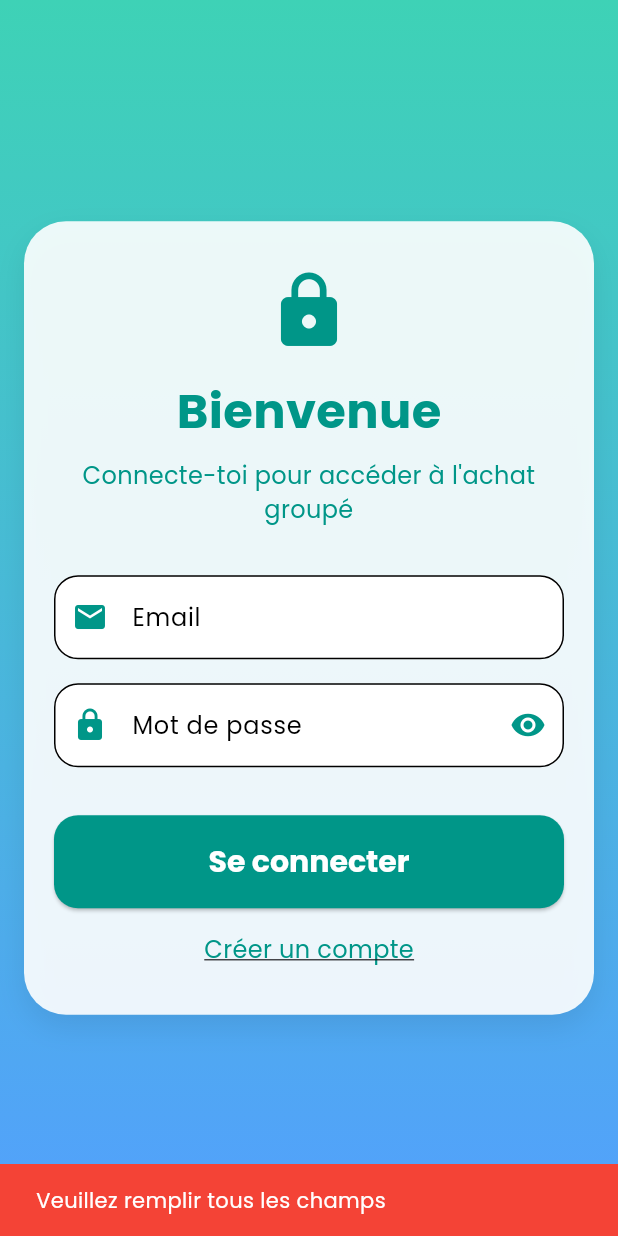
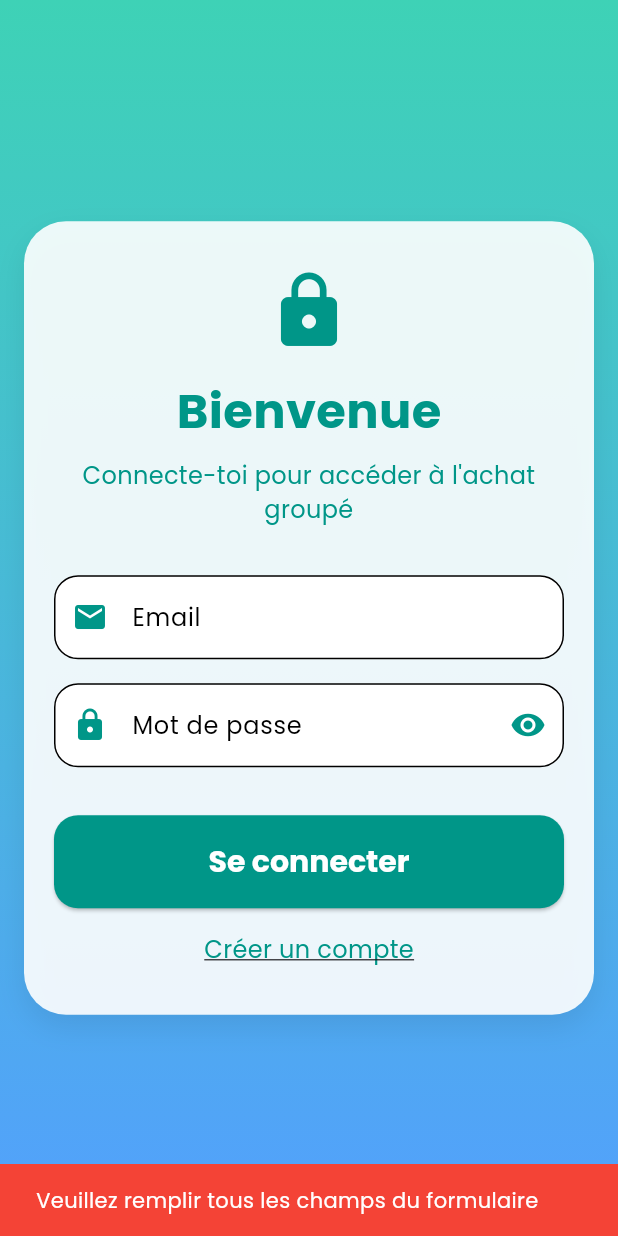
Before and after one commit to GFB295/GroupBuy-front, a Flutter app: the screen it shows after launch, after a tap on "Se connecter", on a phone screen of 412 x 824 dp. Run offline on Flutter 3.47's test engine with Material 3 defaults, Android fonts, the phone set to English and light mode, and no system bars; our stand-ins replace flutter_riverpod, flutter_secure_storage, google_fonts.

Commit message:
mise à jour du texte sur la page de login

```diff
--- a/lib/src/screens/login_screen.dart
+++ b/lib/src/screens/login_screen.dart
@@ -25,7 +25,7 @@ class _LoginScreenState extends State<LoginScreen> {
     if (email.isEmpty || password.isEmpty) {
       ScaffoldMessenger.of(context).showSnackBar(
         const SnackBar(
-          content: Text('Veuillez remplir tous les champs'),
+          content: Text('Veuillez remplir tous les champs du formulaire'),
           backgroundColor: Colors.red,
         ),
       );
```
